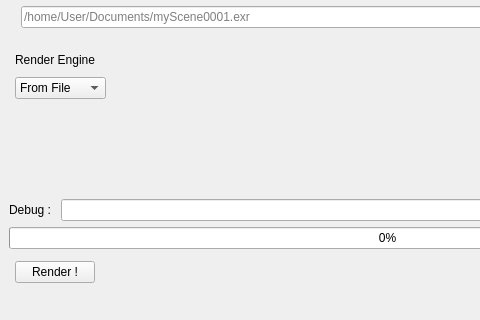
The window that mainwindow.ui (Nesakko/BlenderRender) describes before a commit, drawn with Qt 5; both pictures show x 0 to 480 and y 163 to 483 of the 775 by 483 pixel window.
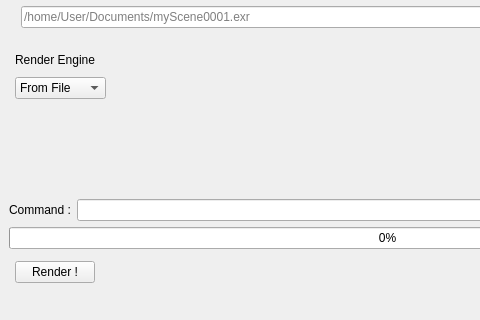
The same window after the commit.

Commit message: correctif erreur débile

Patch:
```diff
--- a/mainwindow.ui
+++ b/mainwindow.ui
@@ -290,7 +290,7 @@
        </sizepolicy>
       </property>
       <property name="text">
-       <string>Debug : </string>
+       <string>Command :</string>
       </property>
      </widget>
     </item>
```
Left out of the diff: 11 changed lines with no effect on the pictures. The commit also changes 1 other file.
